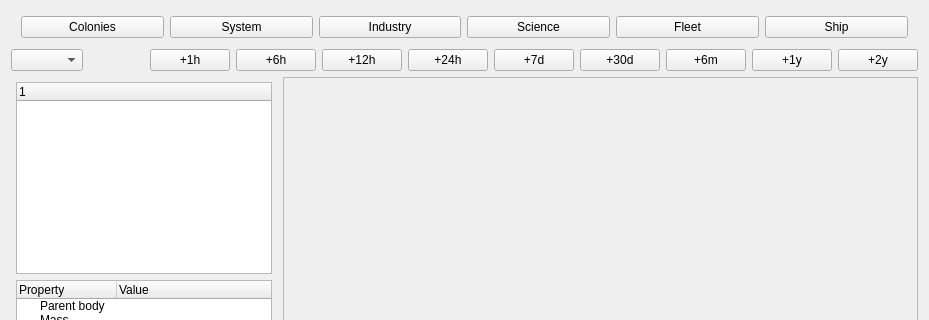
The window that Mercury/GameWindow.ui (appcrashwin7/Mercury) describes before a commit, drawn with Qt 5; both pictures show x 0 to 929 and y 0 to 320 of the 929 by 688 pixel window.
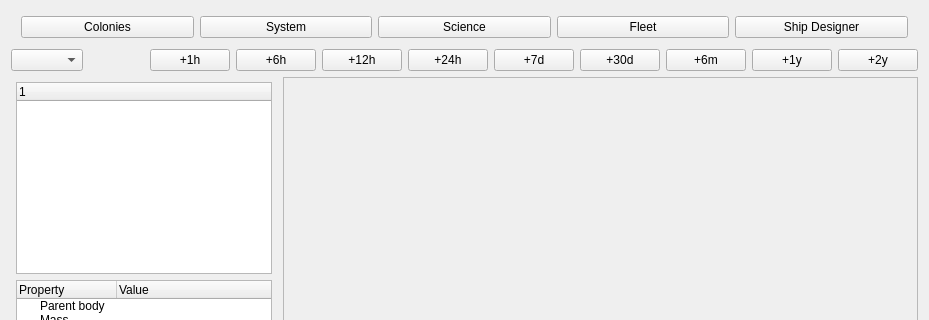
The same window after the commit.

Commit message: add Colonies window

Diff of the .ui file:
```diff
--- a/Mercury/GameWindow.ui
+++ b/Mercury/GameWindow.ui
@@ -54,13 +54,6 @@
        </property>
       </widget>
      </item>
-     <item>
-      <widget class="QPushButton" name="industryButton">
-       <property name="text">
-        <string>Industry</string>
-       </property>
-      </widget>
-     </item>
      <item>
       <widget class="QPushButton" name="scienceButton">
        <property name="text">
@@ -78,7 +71,7 @@
      <item>
       <widget class="QPushButton" name="shipButton">
        <property name="text">
-        <string>Ship</string>
+        <string>Ship Designer</string>
        </property>
       </widget>
      </item>
```
Left out of the diff: 5 changed lines with no effect on the pictures. The commit also changes 2 other files.
